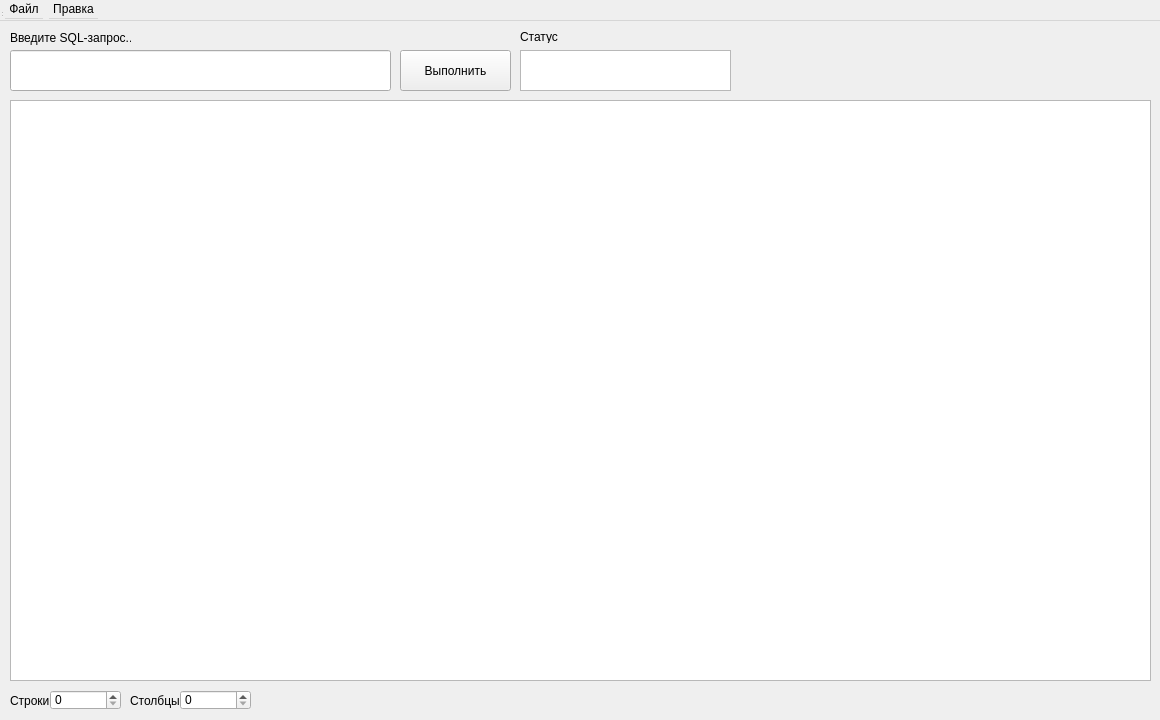
The window that layout/SqlViewer.ui (DiOnFire/DatabaseManager) describes before a commit, drawn with Qt 5.
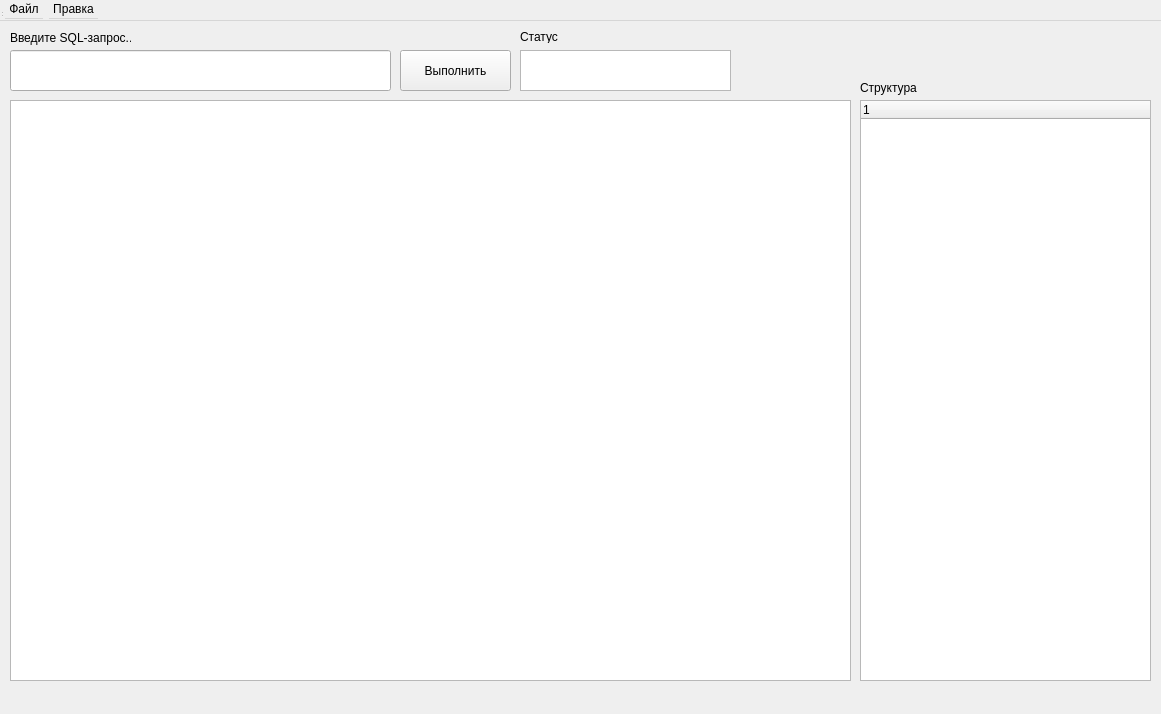
The same window after the commit.

What changed in the file:
```diff
--- a/layout/SqlViewer.ui
+++ b/layout/SqlViewer.ui
@@ -6,8 +6,8 @@
    <rect>
     <x>0</x>
     <y>0</y>
-    <width>1160</width>
-    <height>720</height>
+    <width>1161</width>
+    <height>714</height>
    </rect>
   </property>
   <property name="windowTitle">
@@ -63,7 +63,7 @@
      <rect>
       <x>10</x>
       <y>80</y>
-      <width>1141</width>
+      <width>841</width>
       <height>581</height>
      </rect>
     </property>
@@ -91,62 +91,32 @@
      <string>Статус</string>
     </property>
    </widget>
-   <widget class="QLabel" name="label_4">
+   <widget class="QTreeWidget" name="treeWidget">
     <property name="geometry">
      <rect>
-      <x>10</x>
-      <y>670</y>
-      <width>41</width>
-      <height>21</height>
+      <x>860</x>
+      <y>80</y>
+      <width>291</width>
+      <height>581</height>
      </rect>
     </property>
-    <property name="text">
-     <string>Строки</string>
-    </property>
+    <column>
+     <property name="text">
+      <string notr="true">1</string>
+     </property>
+    </column>
    </widget>
-   <widget class="QSpinBox" name="stringSpinBox">
+   <widget class="QLabel" name="label_2">
     <property name="geometry">
      <rect>
-      <x>50</x>
-      <y>670</y>
+      <x>860</x>
+      <y>60</y>
       <width>71</width>
-      <height>20</height>
+      <height>16</height>
      </rect>
     </property>
-    <property name="font">
-     <font>
-      <weight>50</weight>
-      <bold>false</bold>
-     </font>
-    </property>
-   </widget>
-   <widget class="QSpinBox" name="columnsSpinBox">
-    <property name="geometry">
-     <rect>
-      <x>180</x>
-      <y>670</y>
-      <width>71</width>
-      <height>20</height>
-     </rect>
-    </property>
-    <property name="font">
-     <font>
-      <weight>50</weight>
-      <bold>false</bold>
-     </font>
-    </property>
-   </widget>
-   <widget class="QLabel" name="label_5">
-    <property name="geometry">
-     <rect>
-      <x>130</x>
-      <y>670</y>
-      <width>51</width>
-      <height>21</height>
-     </rect>
-    </property>
     <property name="text">
-     <string>Столбцы</string>
+     <string>Структура</string>
     </property>
    </widget>
   </widget>
```
Left out of the diff: 12 changed lines with no effect on the pictures.
